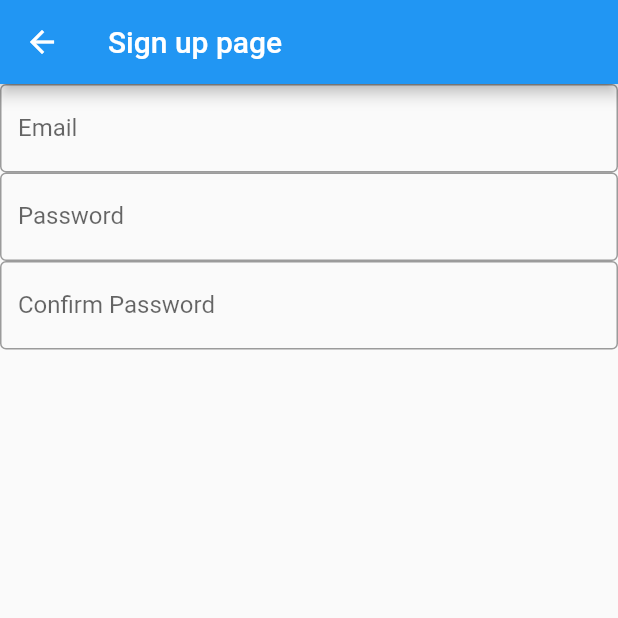
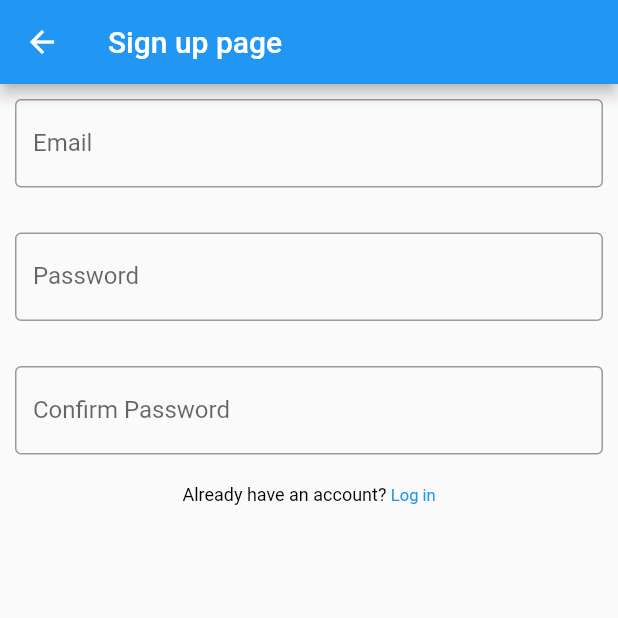
Before and after one commit to fiki2002/flutter_playground, a Flutter app: the SignUpPage screen opened directly, on a phone screen of 412 x 824 dp, the top half of it. Run offline on Flutter 3.47's test engine with Material 2 defaults, Android fonts, the phone set to English and light mode, and no system bars.

Commit message:
Implemented TapGesture Recognizer on Screens and added Navigation

```diff
--- a/lib/main.dart
+++ b/lib/main.dart
@@ -1,5 +1,5 @@
 import 'package:flutter/material.dart';
-import 'package:flutter_playground/screens/the_stacked_ui.dart';
+import 'package:flutter_playground/screens/login.dart';
 
 void main() => runApp( const MyApp());
 
@@ -8,10 +8,10 @@ class MyApp extends StatelessWidget {
 
   @override
   Widget build(BuildContext context) {
-    return const MaterialApp(
+    return  const MaterialApp(
       title: 'Flutter Playground',
       debugShowCheckedModeBanner: false,
-      home: TheStackedUi(),
+      home: LoginPage(),
     );
   }
 }
--- a/lib/screens/sign_up.dart
+++ b/lib/screens/sign_up.dart
@@ -1,4 +1,6 @@
+import 'package:flutter/gestures.dart';
 import 'package:flutter/material.dart';
+import 'package:flutter_playground/screens/login.dart';
 
 import '../widgets/custom_textfield.dart';
 
@@ -8,20 +10,55 @@ class SignUpPage extends StatelessWidget {
   @override
   Widget build(BuildContext context) {
     return Scaffold(
-      appBar: AppBar(title: const Text('Sign up page'),),
+      appBar: AppBar(
+        title: const Text('Sign up page'),
+      ),
       body: Column(
-        children: const [
-            CustomTextField(
+        children: [
+          const CustomTextField(
             labelText: 'Email',
             hintText: 'Please input your Email',
           ),
-            CustomTextField(
+          const SizedBox(
+            height: 10,
+          ),
+          const CustomTextField(
             labelText: 'Password',
             hintText: 'Please input your Password',
           ),
-            CustomTextField(
+          const SizedBox(
+            height: 10,
+          ),
+          const CustomTextField(
             labelText: 'Confirm Password',
             hintText: 'Input password again',
+          ),
+                    const SizedBox(
+            height: 10,
+          ),
+          RichText(
+            text: TextSpan(
+              text: 'Already have an account? ',
+              style: const TextStyle(
+                color: Colors.black,
+                fontSize: 12,
+              ),
+              children: [
+                TextSpan(
+                  text: 'Log in',
+                  style: TextStyle(
+                    color: Theme.of(context).primaryColor,
+                    fontSize: 11,
+                  ),
+                  recognizer: TapGestureRecognizer()
+                    ..onTap = () => Navigator.of(context).push(
+                          MaterialPageRoute(
+                            builder: ((context) => const LoginPage()),
+                          ),
+                        ),
+                ),
+              ],
+            ),
           ),
         ],
       ),
--- a/lib/widgets/custom_textfield.dart
+++ b/lib/widgets/custom_textfield.dart
@@ -9,17 +9,19 @@ class CustomTextField extends StatelessWidget {
   }) : super(key: key);
   final String hintText;
   final String labelText;
- final  bool isPassword;
+  final bool isPassword;
   @override
   Widget build(BuildContext context) {
-    return TextField(
-      // if(isPassword == true){obscureText: true,},
+    return Padding(
+      padding: const EdgeInsets.all(10.0),
+      child: TextField(
+        // if(isPassword == true){obscureText: true,},
 
-
-      decoration: InputDecoration(
-        hintText: hintText,
-        labelText: labelText,
-        border: const OutlineInputBorder(),
+        decoration: InputDecoration(
+          hintText: hintText,
+          labelText: labelText,
+          border: const OutlineInputBorder(),
+        ),
       ),
     );
   }
```
Also changed, not shown: lib/screens/login.dart (+35 -4 lines), lib/screens/welcome.dart (+21 -0 lines).
